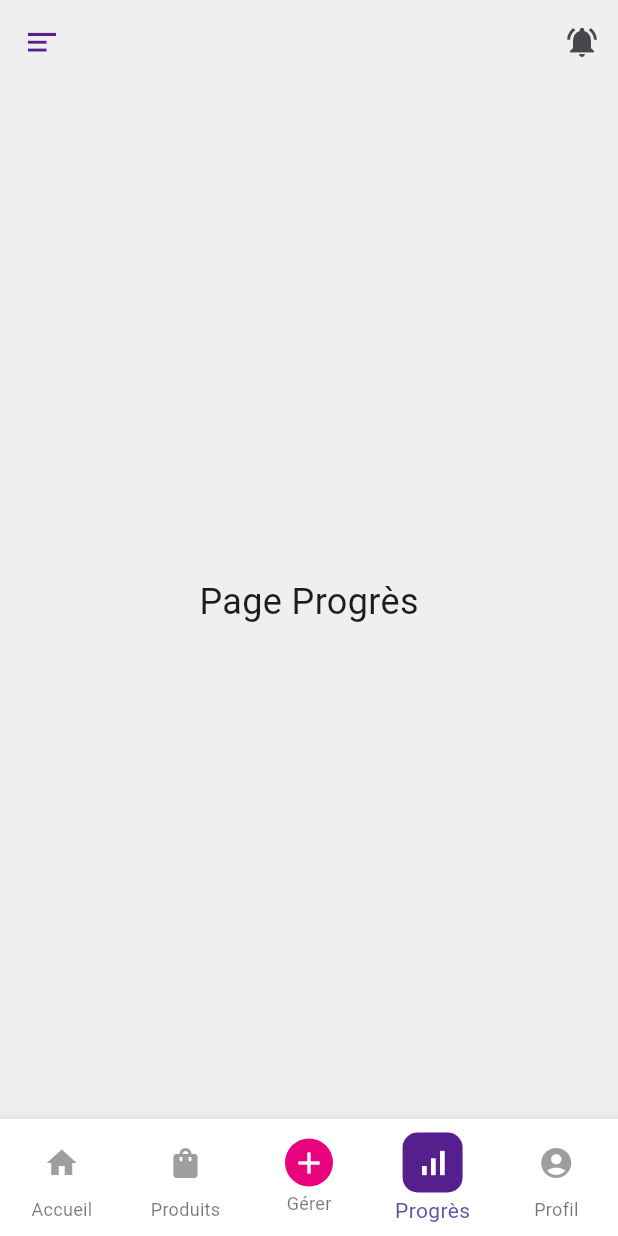
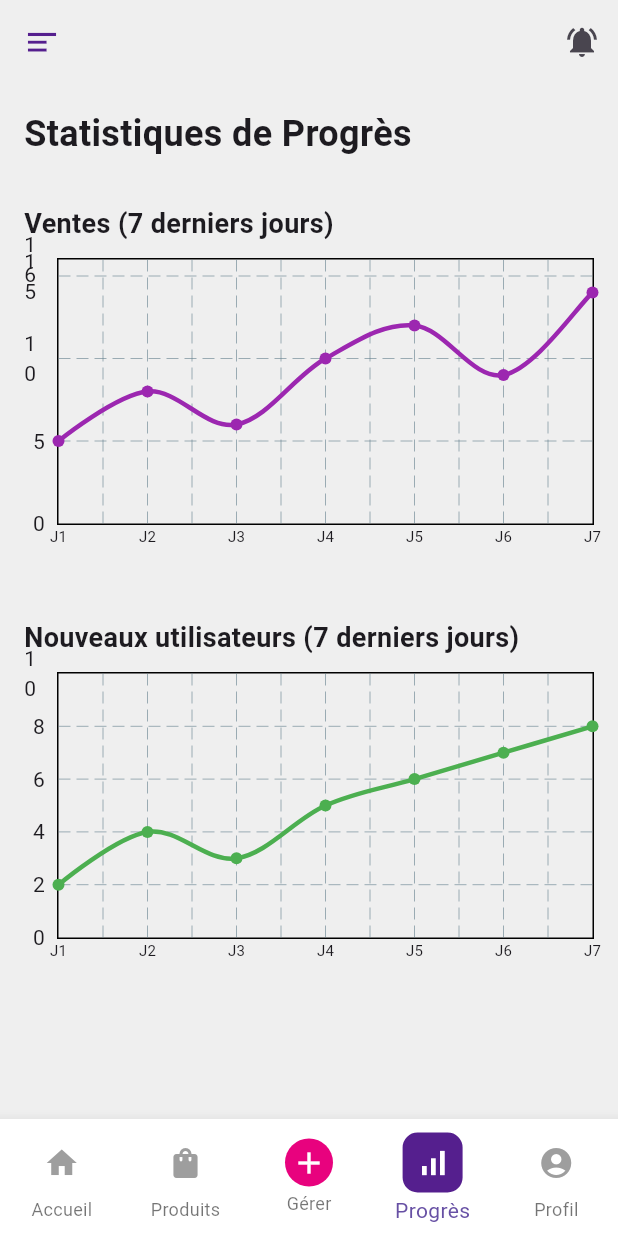
Before and after one commit to Mathis-N66/Projet-E5, a Flutter app: the AccueilPage screen opened directly, item 4 of the bottom bar chosen, on a phone screen of 412 x 824 dp. Run offline on Flutter 3.47's test engine with Material 3 defaults, Android fonts, the phone set to English and light mode, and no system bars; drawn by our look-alikes of fl_chart; our stand-ins replace shared_preferences; accounts and stored records are empty; network calls fail.

Commit message:
page produit fini + stats

```diff
--- a/lib/accueil.dart
+++ b/lib/accueil.dart
@@ -1,6 +1,7 @@
 import 'package:flutter/material.dart';
 import 'dart:convert';
 import 'package:http/http.dart' as http;
+import 'package:fl_chart/fl_chart.dart';
 import 'formulaireC.dart';
 
 void main() {
@@ -21,22 +22,6 @@ class MyApp extends StatelessWidget {
   }
 }
 
-class Produit {
-  final int id;
-  final String nom;
-  final String imageUrl;
-
-  Produit({required this.id, required this.nom, required this.imageUrl});
-
-  factory Produit.fromJson(Map<String, dynamic> json) {
-    return Produit(
-      id: json['id'],
-      nom: json['nom'],
-      imageUrl: json['image_url'],
-    );
-  }
-}
-
 class AccueilPage extends StatefulWidget {
   const AccueilPage({super.key, required this.title});
   final String title;
@@ -45,11 +30,34 @@ class AccueilPage extends StatefulWidget {
   State<AccueilPage> createState() => _AccueilPageState();
 }
 
+class Produit {
+  final int id;
+  final String nom;
+  final String imageUrl;
+  final double prix;
+
+  Produit({
+    required this.id,
+    required this.nom,
+    required this.imageUrl,
+    required this.prix,
+  });
+
+  factory Produit.fromJson(Map<String, dynamic> json) {
+    return Produit(
+      id: json['id'],
+      nom: json['name'] ?? 'Sans nom',
+      imageUrl: json['image_url'] ?? 'https://via.placeholder.com/50',
+      prix: double.tryParse(json['price'].toString()) ?? 0.0,
+    );
+  }
+}
+
+
 class _AccueilPageState extends State<AccueilPage> {
   int _selectedIndex = 0;
   bool _isAddMenuVisible = false;
   List<String> imageUrls = ["", "", ""];
-  List<Produit> produits = [];
 
   Future<void> RecupImg() async {
     for (int i = 1; i <= 3; i++) {
@@ -66,23 +74,29 @@ class _AccueilPageState extends State<AccueilPage> {
     }
   }
 
-Future<void> fetchProduits() async {
-  final url = Uri.parse('http://10.0.2.2:3000/products');
-  try {
-    final response = await http.get(url);
-    print('Status: ${response.statusCode}');
-    print('Body: ${response.body}');
+Future<List<Produit>> fetchProduits() async {
+  final response = await http.get(Uri.parse('http://10.0.2.2:3000/products'));
 
   if (response.statusCode == 200) {
-      List<dynamic> data = jsonDecode(response.body);
-      setState(() {
-        produits = data.map((json) => Produit.fromJson(json)).toList();
-      });
+    final List<dynamic> data = json.decode(response.body);
+    return data.map((json) => Produit.fromJson(json)).toList();
   } else {
-      print('Erreur HTTP: ${response.statusCode}');
+    throw Exception('Erreur de chargement des produits');
   }
-  } catch (e) {
-    print('Erreur réseau ou parsing: $e');
+}
+
+Future<void> updateProduit(Produit produit) async {
+  final response = await http.put(
+    Uri.parse('http://10.0.2.2:3000/products/${produit.id}'),
+    headers: {'Content-Type': 'application/json'},
+    body: jsonEncode({
+      'nom': produit.nom,
+      'prix': produit.prix,
+    }),
+  );
+
+  if (response.statusCode != 200) {
+    throw Exception('Échec de la mise à jour du produit');
   }
 }
 
@@ -92,7 +106,6 @@ Future<void> fetchProduits() async {
   void initState() {
     super.initState();
     RecupImg();
-    fetchProduits();
   }
 
   void _onItemTapped(int index) {
@@ -111,6 +124,69 @@ Future<void> fetchProduits() async {
   void _onDrawerItemTapped(int index) {
     Navigator.pop(context);
     _onItemTapped(index);
+  }
+
+void _showEditDialog(BuildContext context, Produit produit) {
+  final nomController = TextEditingController(text: produit.nom);
+  final prixController = TextEditingController(text: produit.prix.toString());
+
+  showDialog(
+    context: context,
+    builder: (context) {
+      return AlertDialog(
+        title: Text('Modifier ${produit.nom}'),
+        content: Column(
+          mainAxisSize: MainAxisSize.min,
+          children: [
+            TextField(
+              controller: nomController,
+              decoration: const InputDecoration(labelText: 'Nom'),
+            ),
+            TextField(
+              controller: prixController,
+              decoration: const InputDecoration(labelText: 'Prix'),
+              keyboardType: TextInputType.number,
+            ),
+          ],
+        ),
+        actions: [
+          TextButton(
+            onPressed: () => Navigator.of(context).pop(),
+            child: const Text('Annuler'),
+          ),
+          ElevatedButton(
+            onPressed: () async {
+              final nouveauNom = nomController.text;
+              final nouveauPrix = double.tryParse(prixController.text) ?? produit.prix;
+
+              final produitModifie = Produit(
+                id: produit.id,
+                nom: nouveauNom,
+                prix: nouveauPrix,
+                imageUrl: produit.imageUrl,
+              );
+
+              try {
+                await updateProduit(produitModifie);
+                Navigator.of(context).pop(); // Fermer le popup
+
+                // Si tu veux recharger les produits automatiquement, tu peux setState ou notifier un changement
+                // Par exemple :
+                setState(() {}); // Si tu es dans un StatefulWidget
+              } catch (e) {
+                print('Erreur lors de la mise à jour : $e');
+                ScaffoldMessenger.of(context).showSnackBar(
+                  SnackBar(content: Text('Erreur lors de la mise à jour')),
+                );
+              }
+            },
+
+            child: const Text('Enregistrer'),
+          ),
+        ],
+      );
+    },
+  );
 }
 
   @override
@@ -290,49 +366,142 @@ Future<void> fetchProduits() async {
   }
 
   Widget _buildProduits() {
-    return produits.isEmpty
-        ? const Center(child: CircularProgressIndicator())
-        : ListView.builder(
-            padding: const EdgeInsets.all(16),
+    return FutureBuilder<List<Produit>>(
+      future: fetchProduits(),
+      builder: (context, snapshot) {
+        if (snapshot.connectionState == ConnectionState.waiting) {
+          return const Center(child: CircularProgressIndicator());
+        } else if (snapshot.hasError) {
+          return Center(child: Text('Erreur : ${snapshot.error}'));
+        } else if (!snapshot.hasData || snapshot.data!.isEmpty) {
+          return const Center(child: Text('Aucun produit disponible'));
+        }
+
+        final produits = snapshot.data!;
+        return Column(
+          crossAxisAlignment: CrossAxisAlignment.start,
+          children: [
+            const Padding(
+              padding: EdgeInsets.all(16.0),
+              child: Text(
+                "Page Produits",
+                style: TextStyle(fontSize: 24, fontWeight: FontWeight.bold),
+              ),
+            ),
+            Expanded(
+              child: ListView.builder(
                 itemCount: produits.length,
                 itemBuilder: (context, index) {
                   final produit = produits[index];
-              return Card(
-                margin: const EdgeInsets.symmetric(vertical: 10),
-                elevation: 4,
-                shape: RoundedRectangleBorder(borderRadius: BorderRadius.circular(15)),
-                child: ListTile(
-                  contentPadding: const EdgeInsets.all(12),
-                  leading: ClipRRect(
-                    borderRadius: BorderRadius.circular(10),
-                    child: Image.network(
+                  return ListTile(
+                    contentPadding: const EdgeInsets.symmetric(horizontal: 16, vertical: 8),
+                    leading: Image.network(
                       produit.imageUrl,
                       width: 60,
                       height: 60,
                       fit: BoxFit.cover,
-                      errorBuilder: (_, __, ___) => const Icon(Icons.broken_image),
+                      errorBuilder: (context, error, stackTrace) =>
+                          const Icon(Icons.broken_image, size: 60),
                     ),
+                    title: Column(
+                      crossAxisAlignment: CrossAxisAlignment.start,
+                      children: [
+                        Text(
+                          produit.nom,
+                          style: const TextStyle(fontSize: 16, fontWeight: FontWeight.w600),
                         ),
-                  title: Text(produit.nom, style: const TextStyle(fontWeight: FontWeight.bold)),
-                  subtitle: Text('ID: ${produit.id}'),
+                        const SizedBox(height: 4),
+                        Text(
+                          '${produit.prix.toStringAsFixed(2)} €',
+                          style: const TextStyle(fontSize: 18, fontWeight: FontWeight.bold),
+                        ),
+                      ],
+                    ),
                     trailing: IconButton(
-                    icon: const Icon(Icons.delete, color: Colors.red),
+                      icon: const Icon(Icons.edit),
                       onPressed: () {
-                      // TODO: Supprimer un produit
+                        _showEditDialog(context, produit);
+                      },
+                    ),
+                  );
                 },
               ),
             ),
+          ],
         );
       },
     );
   }
+
+
 
   Widget _buildProfil() {
     return const Center(child: Text("Page Profile", style: TextStyle(fontSize: 24)));
   }
 
   Widget _buildProgres() {
-    return const Center(child: Text("Page Progrès", style: TextStyle(fontSize: 24)));
+    return Padding(
+      padding: const EdgeInsets.all(16.0),
+      child: SingleChildScrollView(
+        child: Column(
+          crossAxisAlignment: CrossAxisAlignment.start,
+          children: [
+            const Text("Statistiques de Progrès", style: TextStyle(fontSize: 24, fontWeight: FontWeight.bold)),
+            const SizedBox(height: 30),
+            const Text("Ventes (7 derniers jours)", style: TextStyle(fontSize: 18, fontWeight: FontWeight.bold)),
+            const SizedBox(height: 10),
+            SizedBox(height: 200, child: _buildLineChart([5, 8, 6, 10, 12, 9, 14], Colors.purple)),
+            const SizedBox(height: 40),
+            const Text("Nouveaux utilisateurs (7 derniers jours)", style: TextStyle(fontSize: 18, fontWeight: FontWeight.bold)),
+            const SizedBox(height: 10),
+            SizedBox(height: 200, child: _buildLineChart([2, 4, 3, 5, 6, 7, 8], Colors.green)),
+          ],
+        ),
+      ),
+    );
+  }
+
+  Widget _buildLineChart(List<int> dataPoints, Color lineColor) {
+    return LineChart(
+      LineChartData(
+        gridData: FlGridData(show: true),
+        titlesData: FlTitlesData(
+          leftTitles: AxisTitles(sideTitles: SideTitles(showTitles: true)),
+          bottomTitles: AxisTitles(
+            sideTitles: SideTitles(
+              showTitles: true,
+              getTitlesWidget: (value, _) {
+                int day = value.toInt();
+                if (day >= 0 && day < 7) {
+                  return Text('J${day + 1}', style: const TextStyle(fontSize: 10));
+                }
+                return const SizedBox();
+              },
+              interval: 1,
+            ),
+          ),
+          topTitles: AxisTitles(sideTitles: SideTitles(showTitles: false)),
+          rightTitles: AxisTitles(sideTitles: SideTitles(showTitles: false)),
+        ),
+        borderData: FlBorderData(show: true),
+        minX: 0,
+        maxX: 6,
+        minY: 0,
+        maxY: (dataPoints.reduce((a, b) => a > b ? a : b) + 2).toDouble(),
+        lineBarsData: [
+          LineChartBarData(
+            spots: List.generate(
+              dataPoints.length,
+              (index) => FlSpot(index.toDouble(), dataPoints[index].toDouble()),
+            ),
+            isCurved: true,
+            color: lineColor,
+            barWidth: 3,
+            dotData: FlDotData(show: true),
+          ),
+        ],
+      ),
+    );
   }
 
   Widget _buildFloatingMenu() {
--- a/pubspec.yaml
+++ b/pubspec.yaml
@@ -28,8 +28,9 @@ environment:
 # the latest version available on pub.dev. To see which dependencies have newer
 # versions available, run `flutter pub outdated`.
 dependencies:
-  http: ^0.13.6
-  shared_preferences: ^2.2.2
+  fl_chart: ^0.63.0
+  http: ^0.14.0
+  shared_preferences: ^2.5.3
   flutter:
     sdk: flutter
 
```
Also changed, not shown: pubspec.lock, 1 other file. Lines whose indentation alone changed are shown as unchanged.
